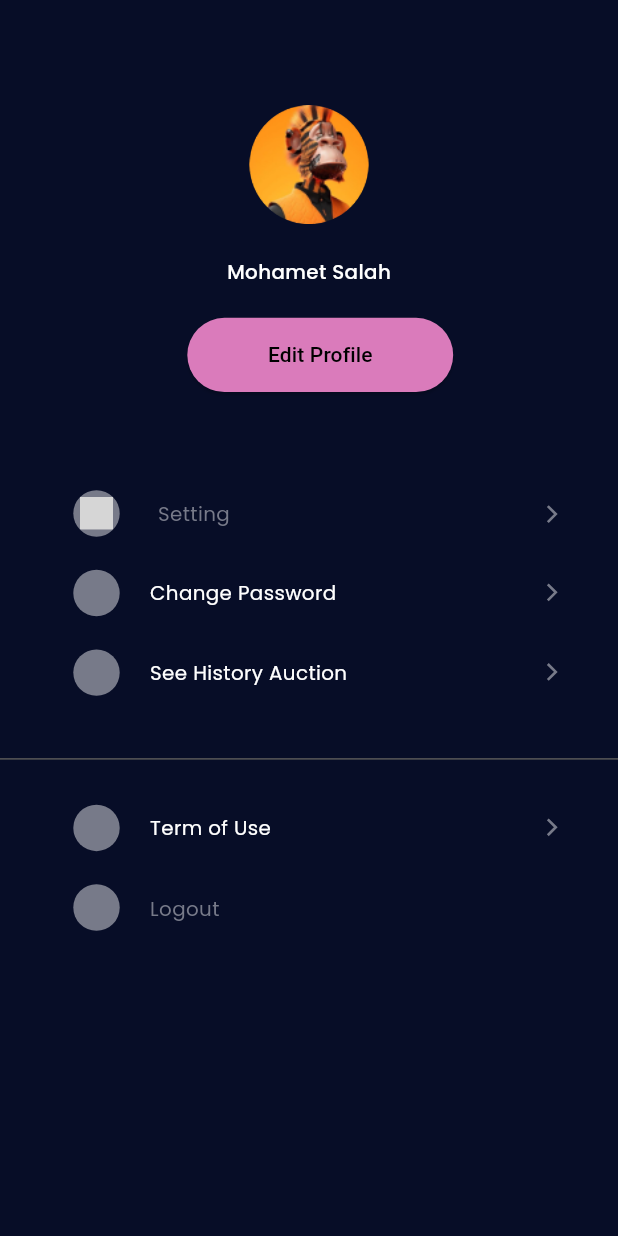
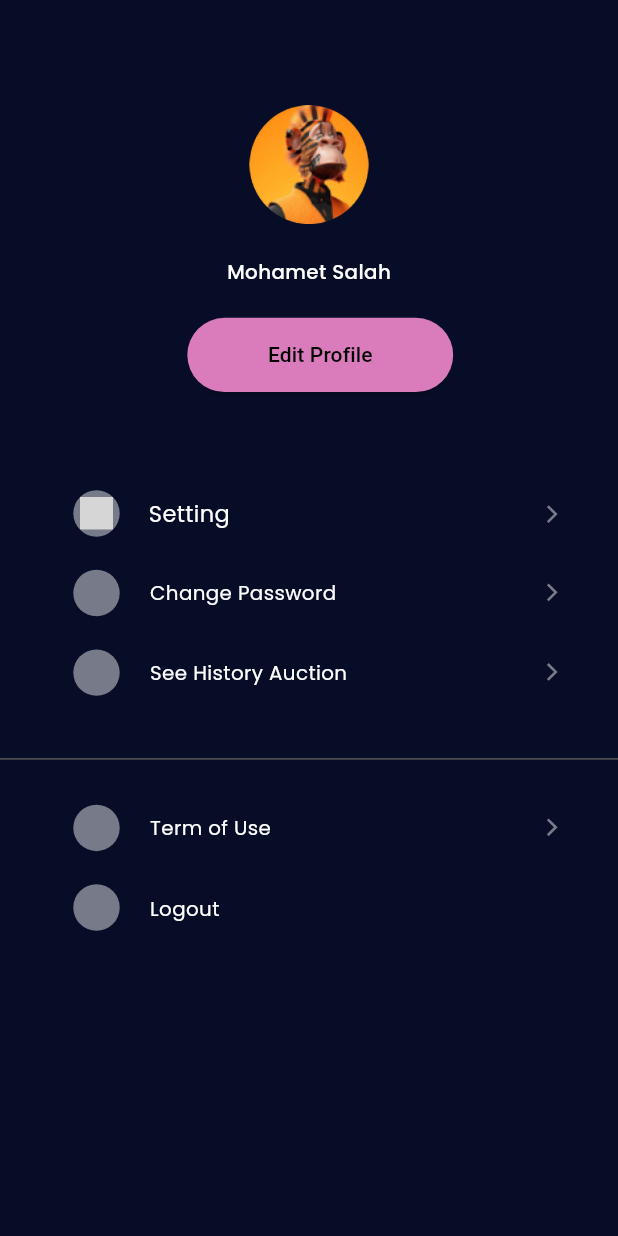
Before and after one commit to Piguins/nft_flutter, a Flutter app: the AccountPage screen opened directly, on a phone screen of 412 x 824 dp. Run offline on Flutter 3.47's test engine with Material 3 defaults, Android fonts, the phone set to English and light mode, and no system bars; our stand-ins replace cached_network_image, connectivity_plus, flutter_svg; grey boxes are pictures that could not be loaded.

Commit message:
update account page

```diff
--- a/lib/presentation/account_page/account_page.dart
+++ b/lib/presentation/account_page/account_page.dart
@@ -145,9 +145,10 @@
                     ),
                     child: Text(
                       "Setting",
-                    style: CustomTextStyles.bodyMedium15,
+                      style: CustomTextStyles.bodyMedium15.copyWith(
+                        fontSize: 15.0, // Thay đổi kích thước font ở đây
                       ),
-                )
+                    ))
               ],
             ),
           ),
--- a/lib/theme/custom_text_style.dart
+++ b/lib/theme/custom_text_style.dart
@@ -22,6 +22,7 @@
 
   static get bodyMedium15 => theme.textTheme.bodyMedium!.copyWith(
         fontSize: 15.fSize,
+        color: Colors.white,
       );
   static get bodyMediumGray600 => theme.textTheme.bodyMedium!.copyWith(
         color: appTheme.gray600,
```
Lines whose indentation alone changed are shown as unchanged.
